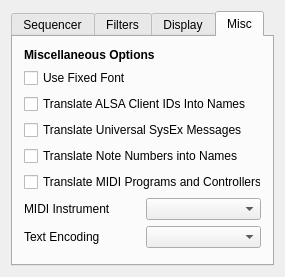
This is src/configdialogbase.ui in KottV/kmidimon as Qt 5 draws it before an edit. The edited form follows.
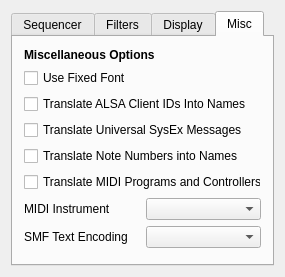
This is the edited form. The open tabs and pages were chosen to show the change. Custom widgets are drawn as their Qt base class.

Patch:
```diff
--- a/src/configdialogbase.ui
+++ b/src/configdialogbase.ui
@@ -443,7 +443,7 @@
        <item row="7" column="0">
         <widget class="QLabel" name="lblCodec">
          <property name="text">
-          <string>Text Encoding</string>
+          <string>SMF Text Encoding</string>
          </property>
         </widget>
        </item>
```
